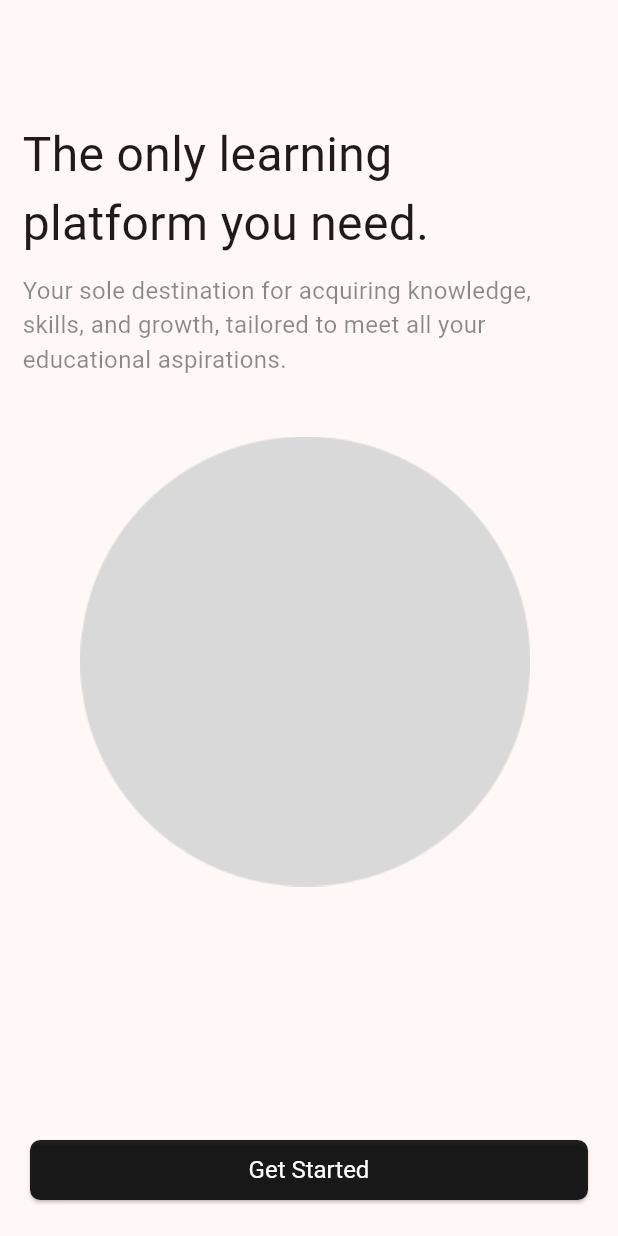
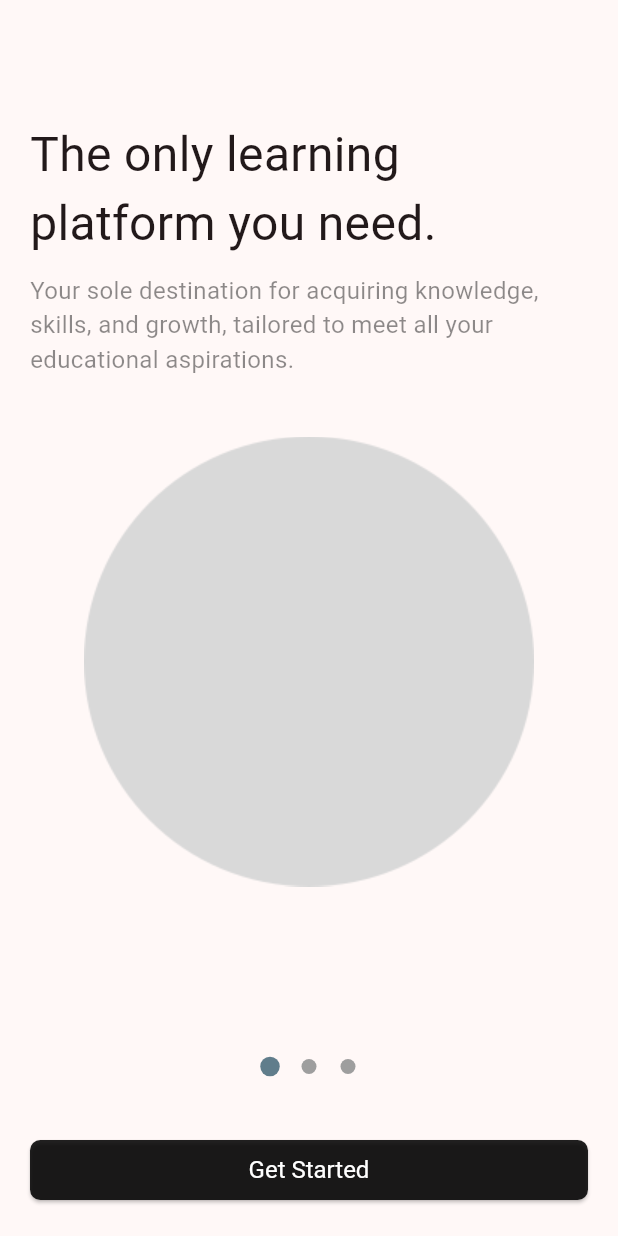
Before and after one commit to elvisron/multipple_mobile_ff, a Flutter app: the screen it shows after launch, after a tap on the "arrow back" icon, on a phone screen of 412 x 824 dp. Run offline on Flutter 3.47's test engine with Material 2 defaults, Android fonts, the light colour scheme and no system bars.

Commit message:
Indicators for landing page

```diff
--- a/lib/main.dart
+++ b/lib/main.dart
@@ -1,5 +1,6 @@
 import 'package:flutter/material.dart';
 import 'package:multipple/onboarding/intro.dart';
+import 'package:multipple/onboarding/intro_slider.dart';
 
 void main() {
   runApp(const MyApp());
@@ -64,7 +65,7 @@ class _MyHomePageState extends State<MyHomePage> {
                 ElevatedButton(
                   onPressed: () {
                     //Navigator.push(context, MaterialPageRoute(builder: (context) => const Intro()));
-                    Navigator.pushAndRemoveUntil(context, MaterialPageRoute(builder: (context) => const Intro()), (_) => false);
+                    Navigator.pushAndRemoveUntil(context, MaterialPageRoute(builder: (context) => IntroSlider()), (_) => false);
                   },
                   style: ElevatedButton.styleFrom(
                     backgroundColor: Colors.black12,
--- /dev/null
+++ b/lib/onboarding/indicator.dart
@@ -0,0 +1,56 @@
+import 'package:flutter/material.dart';
+
+class Indicator extends AnimatedWidget {
+
+  final PageController controller;
+  final int pageCount;
+  Indicator({required this.controller,required this.pageCount}) : super(listenable: controller);
+
+  @override
+  Widget build(BuildContext context) {
+    return Container(
+      height: 50,
+      child: Row(
+        mainAxisSize: MainAxisSize.min,
+        crossAxisAlignment: CrossAxisAlignment.center,
+        children: <Widget>[
+          ListView.builder(
+            shrinkWrap: true,
+            itemCount: pageCount,
+            scrollDirection: Axis.horizontal,
+            itemBuilder: (context,index){
+              return _createIndicator(index);
+            })],
+      ),
+    );
+  }
+  Widget _createIndicator(index) {
+    double w=10;
+    double h=10;
+    MaterialColor color=Colors.grey;
+
+    if(controller.page==index)
+    {
+      color=Colors.blueGrey;
+      h=13;
+      w=13;
+    }
+
+    return Container(
+      height: 26,
+      width: 26,
+      child: Center(
+        child: AnimatedContainer(
+          margin: EdgeInsets.all(5),
+          width: w,
+          height: h,
+          duration: Duration(milliseconds: 400),
+          decoration: BoxDecoration(
+            color: color, // added
+            borderRadius: BorderRadius.circular(25.0),
+          ),
+        ),
+      ),
+    );
+  }
+}
--- /dev/null
+++ b/lib/onboarding/intro_slider.dart
@@ -0,0 +1,117 @@
+import 'package:flutter/material.dart';
+
+import 'indicator.dart';
+
+class IntroSlider extends StatefulWidget {
+
+  @override
+  _IntroSliderState createState() => _IntroSliderState();
+
+}
+
+class _IntroSliderState extends State<IntroSlider> {
+
+  //Controller for the PageView
+  PageController controller= PageController();
+
+  final title = ['The only learning platform you need.',
+    'All you can learn at your fingertips at a click.', 'Affordable with amazing offers and live sessions.'];
+  final description = ['Your sole destination for acquiring knowledge, '
+      'skills, and growth, tailored to meet all your educational aspirations.', 'Unlock a world of limitless knowledge '
+      'with a single click, as our platform brings an extensive array of learning opportunities '
+      'right to your fingertips.', 'Elevate your journey further '
+      'through engaging live sessions, where experts illuminate your path to mastery in real-time.'];
+  final images = [
+    'assets/grey_circle.png',
+    'assets/grey_circle.png',
+    'assets/grey_circle.png'
+  ];
+
+  int numberOfPages=3;
+  int currentPage=0;
+
+  @override
+  Widget build(BuildContext context) {
+    return Scaffold(
+      body: Stack(
+        children: <Widget>[
+          PageView.builder(
+          controller: controller,
+          onPageChanged: (index){
+            setState(() {
+              currentPage=index;
+            });
+          },
+          itemCount: numberOfPages,
+          itemBuilder: (BuildContext context, int index) {
+            return EachPage(title[index], description[index], images[index]);
+          },
+        ),
+          Align(
+            alignment: Alignment.bottomCenter,
+            child: Column(
+              mainAxisAlignment: MainAxisAlignment.end,
+                children: <Widget>[
+                  Flexible(
+                    child: Indicator(
+                      controller: controller,
+                      pageCount: numberOfPages,
+                    ),
+                  ),
+                  Row(
+                      children: <Widget>[
+                        Expanded(
+                          child: Padding(
+                              padding: const EdgeInsets.fromLTRB(20, 20, 20, 20),
+                              child:
+                              ElevatedButton(
+                                style: ElevatedButton.styleFrom(
+                                    foregroundColor: Colors.white,
+                                    backgroundColor: Colors.black87,
+                                    shape: RoundedRectangleBorder(
+                                      borderRadius: BorderRadius.circular(7),
+                                    ),
+                                    textStyle: const TextStyle(fontSize: 16)),
+                                child: const Text('Get Started'),
+                                onPressed: () {
+
+                                },
+                              )),
+                        ),
+                      ]
+                  ),
+                ]
+            ),
+          )
+        ],
+      ),
+    );
+  }
+}
+
+class EachPage extends StatelessWidget {
+
+  final String title;
+  final String description;
+  final String image;
+
+  EachPage(this.title, this.description, this.image);
+
+  @override
+  Widget build(BuildContext context) {
+
+    return Padding(padding: const EdgeInsets.fromLTRB(20, 20, 20, 40),
+      child: Column(
+        mainAxisAlignment: MainAxisAlignment.start,
+        children: [
+          const SizedBox(height: 60,),
+          Text(title,style: const TextStyle(fontSize: 32)),
+          const SizedBox(height: 10,),
+          Text(description, style: const TextStyle(fontSize: 16, color: Colors.black45)),
+          const SizedBox(height: 40,),
+          Image.asset(image)
+        ],
+      ),
+    );
+  }
+}
```
Also changed, not shown: 1 other file.
